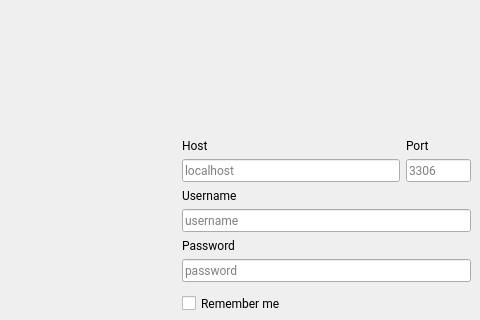
The window that src/forms/loginform.ui (yunag/QLibraryManagementSystem) describes before a commit, drawn with Qt 5; both pictures show x 571 to 1051 and y 139 to 459 of the 1051 by 682 pixel window.
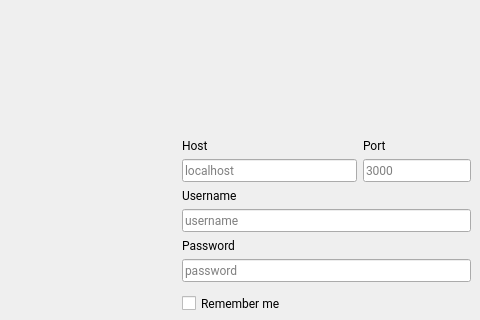
The same window after the commit. Icons and pictures are not drawn. Custom widgets are drawn as their Qt base class.

```diff
--- a/src/forms/loginform.ui
+++ b/src/forms/loginform.ui
@@ -133,7 +133,34 @@
        </spacer>
       </item>
       <item>
-       <layout class="QGridLayout" name="gridLayout" columnstretch="10,3">
+       <layout class="QGridLayout" name="gridLayout" columnstretch="10,0">
+        <item row="1" column="0">
+         <widget class="QLineEdit" name="host">
+          <property name="font">
+           <font>
+            <family>Montserrat</family>
+           </font>
+          </property>
+          <property name="maxLength">
+           <number>80</number>
+          </property>
+          <property name="placeholderText">
+           <string>localhost</string>
+          </property>
+         </widget>
+        </item>
+        <item row="0" column="1">
+         <widget class="QLabel" name="portLabel">
+          <property name="font">
+           <font>
+            <family>Montserrat</family>
+           </font>
+          </property>
+          <property name="text">
+           <string>Port</string>
+          </property>
+         </widget>
+        </item>
         <item row="0" column="0">
          <widget class="QLabel" name="hostLabel">
           <property name="font">
@@ -147,21 +174,6 @@
           </property>
          </widget>
         </item>
-        <item row="1" column="0">
-         <widget class="QLineEdit" name="hostLineEdit">
-          <property name="font">
-           <font>
-            <family>Montserrat</family>
-           </font>
-          </property>
-          <property name="maxLength">
-           <number>80</number>
-          </property>
-          <property name="placeholderText">
-           <string>localhost</string>
-          </property>
-         </widget>
-        </item>
         <item row="1" column="1">
          <widget class="QLineEdit" name="portLineEdit">
           <property name="font">
@@ -176,19 +188,7 @@
            <number>80</number>
           </property>
           <property name="placeholderText">
-           <string>3306</string>
-          </property>
-         </widget>
-        </item>
-        <item row="0" column="1">
-         <widget class="QLabel" name="portLabel">
-          <property name="font">
-           <font>
-            <family>Montserrat</family>
-           </font>
-          </property>
-          <property name="text">
-           <string>Port</string>
+           <string>3000</string>
           </property>
          </widget>
         </item>
```
Left out of the diff: 6 changed lines with no effect on the pictures.
